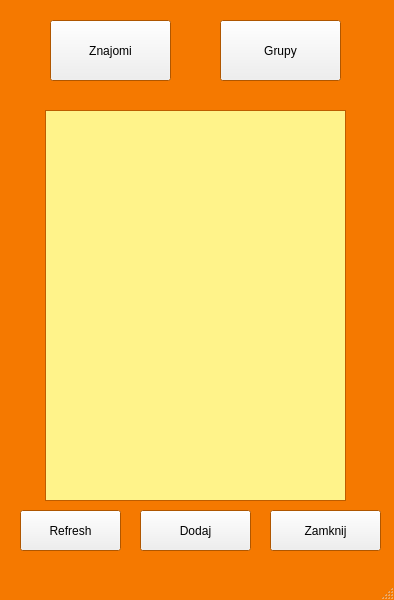
lukasz1303/Gadu-Gadu-SK2, file clientGUI/contactswindow.ui: the form before one commit.
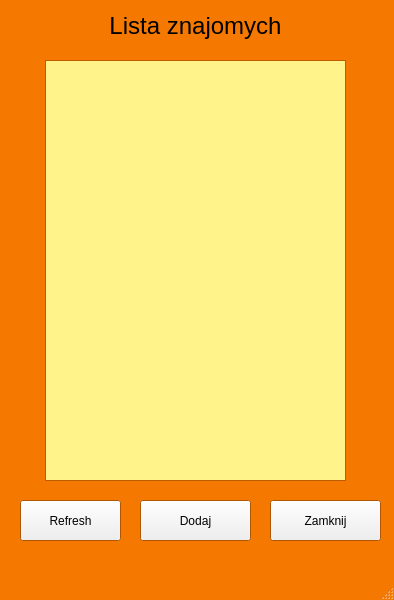
The form after the commit.

Patch:
```diff
--- a/clientGUI/contactswindow.ui
+++ b/clientGUI/contactswindow.ui
@@ -216,39 +216,13 @@
    <bool>false</bool>
   </property>
   <widget class="QWidget" name="centralwidget">
-   <widget class="QPushButton" name="pushButton">
-    <property name="geometry">
-     <rect>
-      <x>50</x>
-      <y>20</y>
-      <width>121</width>
-      <height>61</height>
-     </rect>
-    </property>
-    <property name="text">
-     <string>Znajomi</string>
-    </property>
-   </widget>
-   <widget class="QPushButton" name="pushButton_2">
-    <property name="geometry">
-     <rect>
-      <x>220</x>
-      <y>20</y>
-      <width>121</width>
-      <height>61</height>
-     </rect>
-    </property>
-    <property name="text">
-     <string>Grupy</string>
-    </property>
-   </widget>
    <widget class="QListWidget" name="listWidget">
     <property name="geometry">
      <rect>
       <x>45</x>
-      <y>110</y>
+      <y>60</y>
       <width>301</width>
-      <height>391</height>
+      <height>421</height>
      </rect>
     </property>
     <property name="palette">
@@ -293,7 +267,7 @@
     <property name="geometry">
      <rect>
       <x>270</x>
-      <y>510</y>
+      <y>500</y>
       <width>111</width>
       <height>41</height>
      </rect>
@@ -306,7 +280,7 @@
     <property name="geometry">
      <rect>
       <x>140</x>
-      <y>510</y>
+      <y>500</y>
       <width>111</width>
       <height>41</height>
      </rect>
@@ -319,7 +293,7 @@
     <property name="geometry">
      <rect>
       <x>20</x>
-      <y>510</y>
+      <y>500</y>
       <width>101</width>
       <height>41</height>
      </rect>
@@ -328,6 +302,27 @@
      <string>Refresh</string>
     </property>
    </widget>
+   <widget class="QLabel" name="label">
+    <property name="geometry">
+     <rect>
+      <x>80</x>
+      <y>10</y>
+      <width>231</width>
+      <height>31</height>
+     </rect>
+    </property>
+    <property name="font">
+     <font>
+      <pointsize>18</pointsize>
+     </font>
+    </property>
+    <property name="text">
+     <string>Lista znajomych</string>
+    </property>
+    <property name="alignment">
+     <set>Qt::AlignCenter</set>
+    </property>
+   </widget>
   </widget>
   <widget class="QMenuBar" name="menubar">
    <property name="geometry">
```
Left out of the diff: 2 changed lines with no effect on the pictures.
